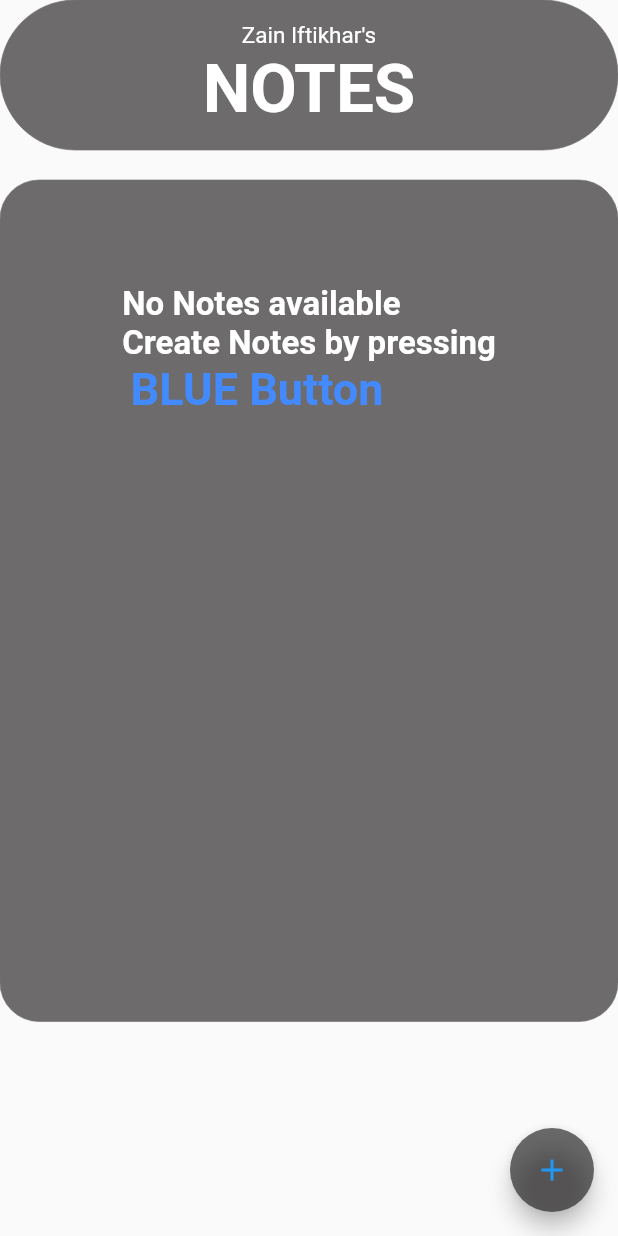
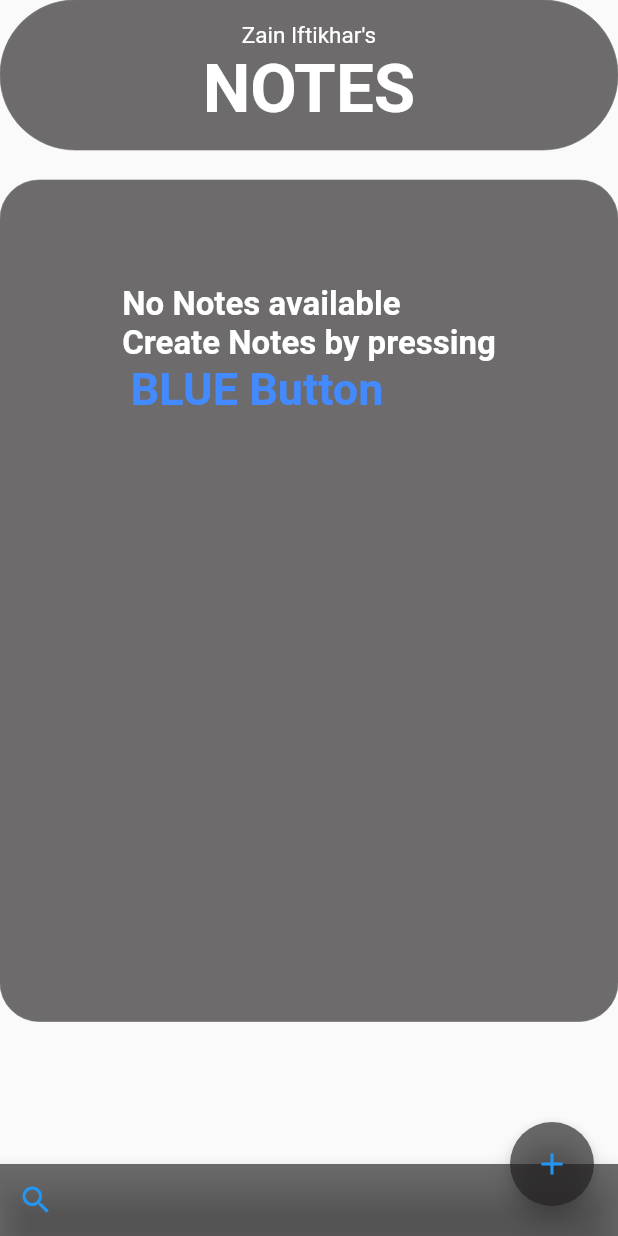
Before and after one commit to zainiftikhar20/note_taking_flutter_app, a Flutter app: the Note_List_Screen screen opened directly, on a phone screen of 412 x 824 dp. Run offline on Flutter 3.47's test engine with Material 2 defaults, Android fonts, the phone set to English and light mode, and no system bars; our stand-ins replace cloud_firestore, firebase_auth, firebase_core, google_fonts, image_picker, sqflite; missing offline and left inert: flutter_share; accounts and stored records are empty.

Commit message:
Search Bar Added

```diff
--- a/lib/Screen_Folder/Note_List_Screen.dart
+++ b/lib/Screen_Folder/Note_List_Screen.dart
@@ -1,5 +1,6 @@
 import 'package:flutter/material.dart';
 import 'package:note_taking_flutter_app/DB_Helper/Note_Provider.dart';
+import 'package:note_taking_flutter_app/Models_Folder/note.dart';
 import 'package:note_taking_flutter_app/Utilities/Constants.dart';
 import 'package:note_taking_flutter_app/Widgets_Folder/List_Items.dart';
 import 'package:provider/provider.dart';
@@ -13,7 +14,11 @@ class Note_List_Screen extends StatefulWidget {
 
 // ignore: camel_case_types
 class _Note_List_ScreenState extends State<Note_List_Screen> {
-
+  bool firstTime = true;
+  Note selectedNote;
+  int id;
+  FloatingActionButtonLocation _fabLocation =
+      FloatingActionButtonLocation.endDocked;
   @override
   Widget build(BuildContext context) {
     return FutureBuilder(
@@ -72,12 +77,13 @@ class _Note_List_ScreenState extends State<Note_List_Screen> {
                   backgroundColor: const Color(0xa6211f1f),
                   onPressed: () {
                     goToNoteEditScreen(context);
-                    //Navigator.push(context, new MaterialPageRoute(builder: (context) => new Login_Page()));
                   },
 
                   child: Icon(Icons.add, color: Colors.blue,),
 
                 ),
+                floatingActionButtonLocation: this._fabLocation,
+                bottomNavigationBar: this._buildBottomAppBar(context),
               );
             }
           }
@@ -90,8 +96,8 @@ class _Note_List_ScreenState extends State<Note_List_Screen> {
   Widget header() {
     return
       Container(
+
         decoration: BoxDecoration(
-          //color: headerColor,
           borderRadius: BorderRadius.circular(56.0),
           color: const Color(0xa6211f1f),
           border: Border.all(width: 0.0, color: const Color(0xa6707070)
@@ -117,7 +123,22 @@ class _Note_List_ScreenState extends State<Note_List_Screen> {
       );
   }
 
+  BottomAppBar _buildBottomAppBar(BuildContext context) {
+    return BottomAppBar(
+      color: const Color(0xa6211f1f),
+      child: Row(
+        children: <Widget>[
 
+          IconButton(
+            icon: Icon(Icons.search),
+            color: Colors.blue,
+            onPressed: (){},
+          ),
+
+        ],
+      ),
+    );
+  }
   noNotesUI(BuildContext context) {
     return ListView(
       children: [
```
